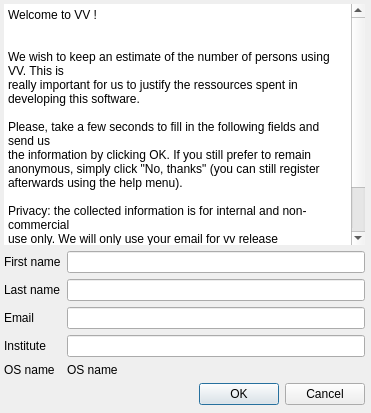
The window that vv/qt_ui/vvRegisterForm.ui (open-vv/vv) describes before a commit, drawn with Qt 5.
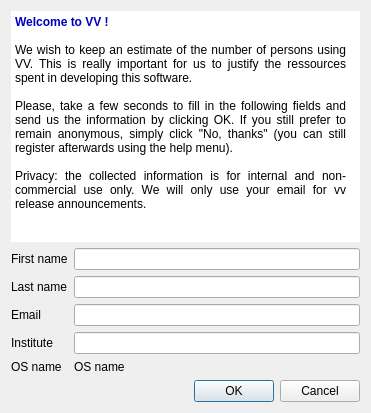
The same window after the commit. Icons and pictures are not drawn.

Commit message: text justified in registerform popup workaround for the fail of margin+float in QTextBrowser; the weNeedYou icon gets a transparent margin

What changed in the file:
```diff
--- a/vv/qt_ui/vvRegisterForm.ui
+++ b/vv/qt_ui/vvRegisterForm.ui
@@ -13,15 +13,8 @@
   <property name="windowTitle">
    <string>Dialog</string>
   </property>
-  <widget class="QWidget" name="">
-   <property name="geometry">
-    <rect>
-     <x>4</x>
-     <y>4</y>
-     <width>361</width>
-     <height>401</height>
-    </rect>
-   </property>
+  <layout class="QGridLayout" name="gridLayout_2">
+   <item row="0" column="0">
    <layout class="QVBoxLayout" name="verticalLayout">
     <item>
      <widget class="QTextBrowser" name="textBrowser">
@@ -42,20 +35,11 @@
 &lt;html&gt;&lt;head&gt;&lt;meta name=&quot;qrichtext&quot; content=&quot;1&quot; /&gt;&lt;style type=&quot;text/css&quot;&gt;
 p, li { white-space: pre-wrap; }
 &lt;/style&gt;&lt;/head&gt;&lt;body style=&quot; font-family:'Sans Serif'; font-size:9pt; font-weight:400; font-style:normal;&quot;&gt;
-&lt;img src=&quot;:/common/icons/weNeedYou.jpg&quot; style=&quot;float:right;&quot; /&gt;
-&lt;p style=&quot; margin-top:0px; margin-bottom:0px; margin-left:0px; margin-right:0px; -qt-block-indent:0; text-indent:0px;&quot;&gt;Welcome to VV !&lt;/p&gt;
-&lt;p style=&quot; margin-top:0px; margin-bottom:0px; margin-left:0px; margin-right:0px; -qt-block-indent:0; text-indent:0px;&quot;&gt;&lt;br /&gt;&lt;/p&gt;
-&lt;p style=&quot; margin-top:0px; margin-bottom:0px; margin-left:0px; margin-right:0px; -qt-block-indent:0; text-indent:0px;&quot;&gt;We wish to keep an estimate of the number of persons using VV. This is&lt;/p&gt;
-&lt;p style=&quot; margin-top:0px; margin-bottom:0px; margin-left:0px; margin-right:0px; -qt-block-indent:0; text-indent:0px;&quot;&gt;really important for us to justify the ressources spent in developing this software.&lt;/p&gt;
-&lt;p style=&quot;-qt-paragraph-type:empty; margin-top:0px; margin-bottom:0px; margin-left:0px; margin-right:0px; -qt-block-indent:0; text-indent:0px;&quot;&gt;&lt;/p&gt;
-&lt;p style=&quot; margin-top:0px; margin-bottom:0px; margin-left:0px; margin-right:0px; -qt-block-indent:0; text-indent:0px;&quot;&gt;Please, take a few seconds to fill in the following fields and send us&lt;/p&gt;
-&lt;p style=&quot; margin-top:0px; margin-bottom:0px; margin-left:0px; margin-right:0px; -qt-block-indent:0; text-indent:0px;&quot;&gt;the information by clicking OK. If you still prefer to remain &lt;/p&gt;
-&lt;p style=&quot; margin-top:0px; margin-bottom:0px; margin-left:0px; margin-right:0px; -qt-block-indent:0; text-indent:0px;&quot;&gt;anonymous, simply click &amp;quot;No, thanks&amp;quot; (you can still register afterwards using the help menu).&lt;/p&gt;
-&lt;p style=&quot;-qt-paragraph-type:empty; margin-top:0px; margin-bottom:0px; margin-left:0px; margin-right:0px; -qt-block-indent:0; text-indent:0px;&quot;&gt;&lt;/p&gt;
-&lt;p style=&quot; margin-top:0px; margin-bottom:0px; margin-left:0px; margin-right:0px; -qt-block-indent:0; text-indent:0px;&quot;&gt;Privacy: the collected information is for internal and non-commercial&lt;/p&gt;
-&lt;p style=&quot; margin-top:0px; margin-bottom:0px; margin-left:0px; margin-right:0px; -qt-block-indent:0; text-indent:0px;&quot;&gt;use only. We will only use your email for vv release announcements.&lt;/p&gt;
-&lt;p style=&quot;-qt-paragraph-type:empty; margin-top:0px; margin-bottom:0px; margin-left:0px; margin-right:0px; -qt-block-indent:0; text-indent:0px;&quot;&gt;&lt;/p&gt;
-&lt;p style=&quot; margin-top:0px; margin-bottom:0px; margin-left:0px; margin-right:0px; -qt-block-indent:0; text-indent:0px;&quot;&gt;&lt;br /&gt;&lt;/p&gt;&lt;/body&gt;&lt;/html&gt;</string>
+&lt;p align=&quot;justify&quot; style=&quot; margin-top:0px; margin-bottom:0px; margin-left:0px; margin-right:10px; -qt-block-indent:0; text-indent:0px;&quot;&gt;&lt;img src=&quot;:/common/icons/weNeedYou.png&quot; style=&quot;float: left;&quot; /&gt;&lt;span style=&quot; font-weight:600; color:#0000c0;&quot;&gt;Welcome to VV !&lt;/span&gt;&lt;br /&gt;&lt;br /&gt;We wish to keep an estimate of the number of persons using VV. This is really important for us to justify the ressources spent in developing this software.&lt;/p&gt;
+&lt;p align=&quot;justify&quot; style=&quot;-qt-paragraph-type:empty; margin-top:0px; margin-bottom:0px; margin-left:0px; margin-right:10px; -qt-block-indent:0; text-indent:0px;&quot;&gt;&lt;/p&gt;
+&lt;p align=&quot;justify&quot; style=&quot; margin-top:0px; margin-bottom:0px; margin-left:0px; margin-right:10px; -qt-block-indent:0; text-indent:0px;&quot;&gt;Please, take a few seconds to fill in the following fields and send us the information by clicking OK. If you still prefer to remain anonymous, simply click &amp;quot;No, thanks&amp;quot; (you can still register afterwards using the help menu).&lt;/p&gt;
+&lt;p align=&quot;justify&quot; style=&quot;-qt-paragraph-type:empty; margin-top:0px; margin-bottom:0px; margin-left:0px; margin-right:10px; -qt-block-indent:0; text-indent:0px;&quot;&gt;&lt;/p&gt;
+&lt;p align=&quot;justify&quot; style=&quot; margin-top:0px; margin-bottom:0px; margin-left:0px; margin-right:10px; -qt-block-indent:0; text-indent:0px;&quot;&gt;Privacy: the collected information is for internal and non-commercial use only. We will only use your email for vv release announcements.&lt;/p&gt;&lt;/body&gt;&lt;/html&gt;</string>
       </property>
      </widget>
     </item>
@@ -128,7 +112,8 @@
      </widget>
     </item>
    </layout>
-  </widget>
+   </item>
+  </layout>
  </widget>
  <resources>
   <include location="../vvIcons.qrc"/>
```
Left out of the diff: 3 changed lines with no effect on the pictures. Lines whose indentation alone changed are shown as unchanged. The commit also changes 3 other files.
